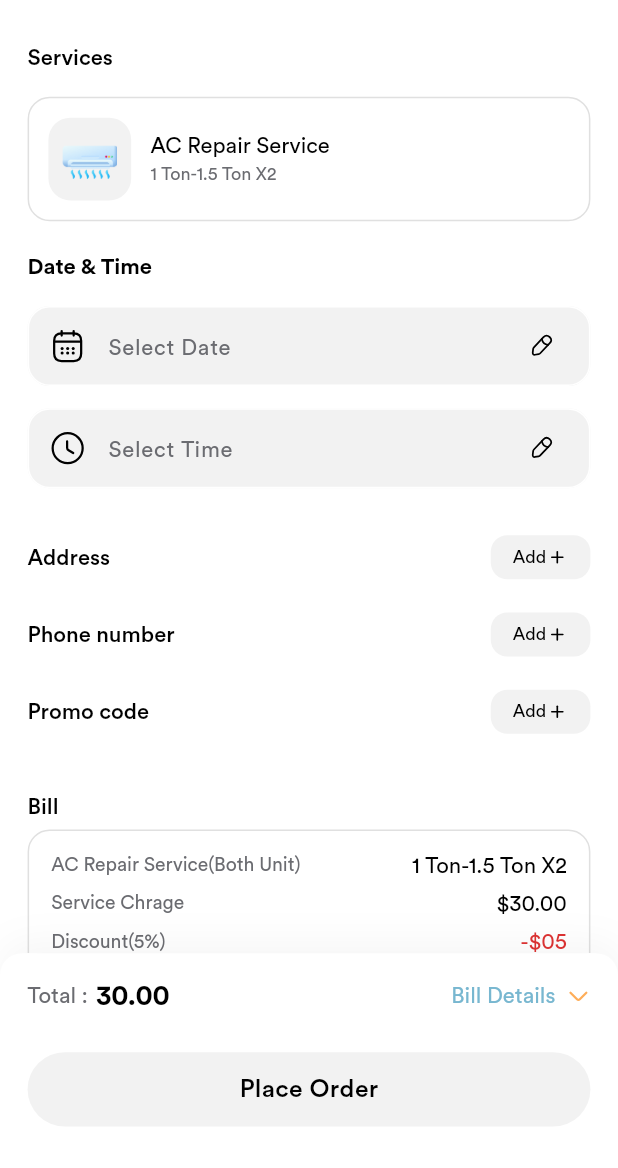
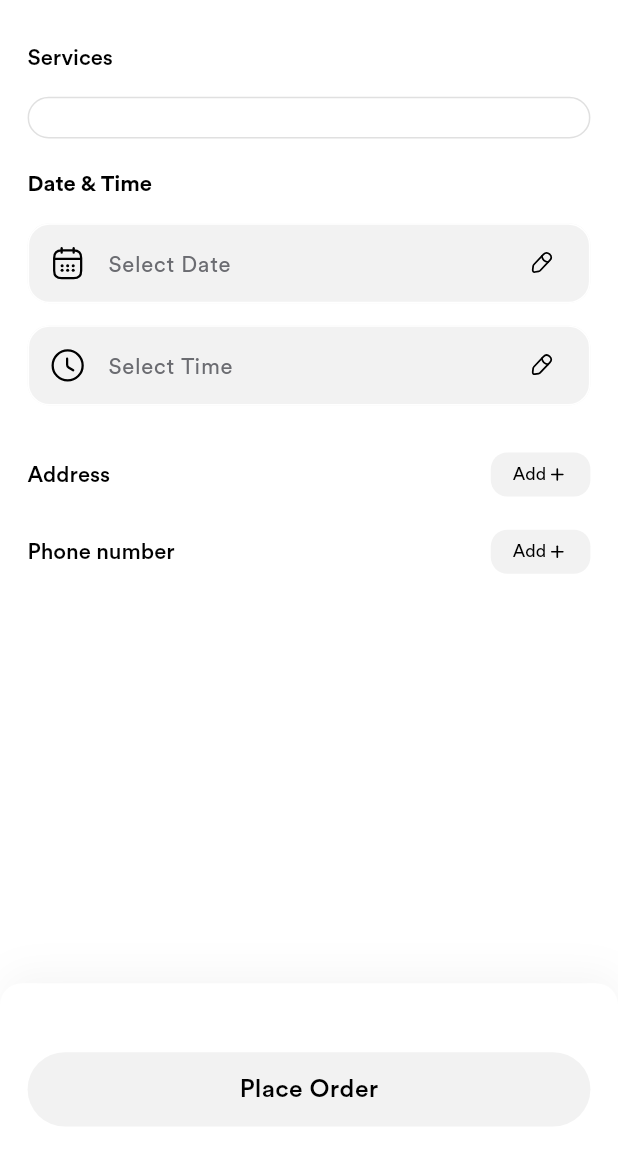
Before and after one commit to Bayail7/home-maintenance, a Flutter app: the CheakOutScreen screen opened by its route, on a phone screen of 412 x 824 dp, the part 68-1236 px from its top. Run offline on Flutter 3.47's test engine with Material 3 defaults, Android fonts, the phone set to English and light mode, and no system bars; our stand-ins replace cloud_firestore, firebase_core, flutter_otp_text_field, flutter_screenutil, flutter_staggered_animations, flutter_svg and 6 more; missing offline and left inert: flutter_clean_calendar, html_editor_enhanced; accounts and stored records are empty.

Commit message:
connect detail screen with each service, with editing the check out page

```diff
--- a/flutter_service4u_app/flutter_service4u_app/lib/controller/controller.dart
+++ b/flutter_service4u_app/flutter_service4u_app/lib/controller/controller.dart
@@ -573,26 +573,26 @@ class PhoneNumberScreenController extends GetxController {
   }
 }
 
-class PromoCodeScreenController extends GetxController {
-  List<PromoCode> promocode = DataFile.getPromocodeData();
-  int? promoId;
-  int? selectPromoCodeIndex;
+//class PromoCodeScreenController extends GetxController {
+//  List<PromoCode> promocode = DataFile.getPromocodeData();
+ // int? promoId;
+ // int? selectPromoCodeIndex;
 
-  void setPromoCode(id) {
-    promoId = id;
-    update();
-  }
+ // void setPromoCode(id) {
+ //   promoId = id;
+ //   update();
+ // }
 
-  void setPromocodeIndex(int index) {
-    selectPromoCodeIndex = index;
-    update();
-  }
+ // void setPromocodeIndex(int index) {
+ //   selectPromoCodeIndex = index;
+ //   update();
+ // }
 
-  void removePromoCode() {
-    selectPromoCodeIndex = null;
-    update();
-  }
-}
+ // void removePromoCode() {
+ //   selectPromoCodeIndex = null;
+ //   update();
+ // }
+//}
 
 class PayMentScreenController extends GetxController {
   List<PaymentCard> card = DataFile.getPaymentCardData();
--- a/flutter_service4u_app/flutter_service4u_app/lib/routes/app_pages.dart
+++ b/flutter_service4u_app/flutter_service4u_app/lib/routes/app_pages.dart
@@ -100,7 +100,7 @@ class AppPages {
     // Routes.beautyServiceDetailRoute: (context) => BeautyServiceDetail(),
     Routes.cheakOutScreenRoute: (context) => CheakOutScreen(),
     Routes.phoneNumberScreenRoute: (context) => PhoneNumberScreen(),
-    Routes.promoCodeScreenRoute: (context) => PromoCodeScreen(),
+   // Routes.promoCodeScreenRoute: (context) => PromoCodeScreen(),
     Routes.placeOrderScreenRoute: (context) => PlaceOrderScreen(),
     Routes.payMentScreenRoute: (context) => PayMentScreen(),
     Routes.orderDetailScreenRoute: (context) => OrderDetailScreen(),
--- a/flutter_service4u_app/flutter_service4u_app/lib/utils/cheak_out_screen_common_widget.dart
+++ b/flutter_service4u_app/flutter_service4u_app/lib/utils/cheak_out_screen_common_widget.dart
@@ -18,8 +18,8 @@ class _CheakOutScreenCommonWidgetState
     extends State<CheakOutScreenCommonWidget> {
   CheakOutScreenController cheakOutScreenController =
       Get.put(CheakOutScreenController());
-  PromoCodeScreenController promoCodeScreenController =
-      Get.put(PromoCodeScreenController());
+  //PromoCodeScreenController promoCodeScreenController =
+   //   Get.put(PromoCodeScreenController());
   PhoneNumberScreenController phoneNumberScreenController =
       Get.put(PhoneNumberScreenController());
   SideDrawerController sideDrawerController = Get.put(SideDrawerController());
@@ -34,18 +34,18 @@ class _CheakOutScreenCommonWidgetState
         getVerSpace(24.h),
         phone_number(),
         getVerSpace(24.h),
-        promo_code(),
+//        promo_code(),
         getVerSpace(24.h),
-        Container(
-          decoration: BoxDecoration(
-            borderRadius: BorderRadius.circular(8.h),
-            color: context.theme.focusColor,
-          ),
-          child: bill_detail(context.theme.primaryColor),
-        ).paddingSymmetric(
-            horizontal: cheakOutScreenController.cheakOut ? 0.h : 0.h),
+        // Container(
+        //   decoration: BoxDecoration(
+        //     borderRadius: BorderRadius.circular(8.h),
+        //     color: context.theme.focusColor,
+        //   ),
+        //   child: bill_detail(context.theme.primaryColor),
+        // ).paddingSymmetric(
+        //     horizontal: cheakOutScreenController.cheakOut ? 0.h : 0.h),
         getVerSpace(24.h),
-        pay_with()
+        //pay_with()
       ],
     );
   }
@@ -246,16 +246,16 @@ class _CheakOutScreenCommonWidgetState
           horizontal: cheakOutScreenController.cheakOut ? 0.h : 16.h),
     );
   }
-
+/*
   Widget promo_code() {
     return Container(
         decoration: BoxDecoration(
           borderRadius: BorderRadius.circular(8.h),
           color: context.theme.focusColor,
         ),
-        child: GetBuilder<PromoCodeScreenController>(
+       child: GetBuilder<PromoCodeScreenController>(
             init: PromoCodeScreenController(),
-            builder: (promoCodeScreenController) => Column(
+          builder: (promoCodeScreenController) => Column(
                   children: [
                     Row(
                       mainAxisAlignment: MainAxisAlignment.spaceBetween,
@@ -300,6 +300,6 @@ class _CheakOutScreenCommonWidgetState
                           ).paddingOnly(top: 8.h)
                         : SizedBox()
                   ],
-                ))).paddingSymmetric(horizontal: 20.h);
+                ))).paddingSymmetric(horizontal: 20.h); */
   }
-}
+//}
--- a/flutter_service4u_app/flutter_service4u_app/lib/view/home_tab/categories_screens/ac_repair_categories_screens/cheak_out_screen.dart
+++ b/flutter_service4u_app/flutter_service4u_app/lib/view/home_tab/categories_screens/ac_repair_categories_screens/cheak_out_screen.dart
@@ -22,13 +22,13 @@ backclick() {
 class _CheakOutScreenState extends State<CheakOutScreen> {
   CheakOutScreenController cheakOutScreenController =
       Get.put(CheakOutScreenController());
-  PromoCodeScreenController promoCodeScreenController =
-      Get.put(PromoCodeScreenController());
+  //PromoCodeScreenController promoCodeScreenController =
+  //    Get.put(PromoCodeScreenController());
   PhoneNumberScreenController phoneNumberScreenController =
       Get.put(PhoneNumberScreenController());
   SideDrawerController sideDrawerController = Get.put(SideDrawerController());
-  PayMentScreenController payMentScreenController =
-      Get.put(PayMentScreenController());
+ // PayMentScreenController payMentScreenController =
+ //     Get.put(PayMentScreenController());
 
   @override
   Widget build(BuildContext context) {
@@ -70,7 +70,7 @@ class _CheakOutScreenState extends State<CheakOutScreen> {
                                     borderRadius: BorderRadius.circular(16.h),
                                     border: Border.all(color: grey20)),
                                 child: Row(
-                                  children: [
+                                  /*children: [
                                     Container(
                                       height: 60.h,
                                       width: 60.h,
@@ -82,7 +82,7 @@ class _CheakOutScreenState extends State<CheakOutScreen> {
                                           .paddingAll(10.h),
                                     ),
                                     getHorSpace(14.h),
-                                    Column(
+                                    /*Column(
                                       crossAxisAlignment:
                                           CrossAxisAlignment.start,
                                       children: [
@@ -97,8 +97,8 @@ class _CheakOutScreenState extends State<CheakOutScreen> {
                                             grey40, 1,
                                             fontWeight: FontWeight.w400)
                                       ],
-                                    ),
-                                  ],
+                                    ),*/
+                                  ],*/
                                 ).paddingAll(14.h),
                               ).paddingSymmetric(horizontal: 20.h),
                               getVerSpace(24.h),
@@ -183,7 +183,7 @@ class _CheakOutScreenState extends State<CheakOutScreen> {
                               CheakOutScreenCommonWidget()
                             ],
                           )),
-                          Container(
+                         Container(
                             decoration: BoxDecoration(
                                 borderRadius: BorderRadius.only(
                                   topLeft: Radius.circular(16.h),
@@ -202,7 +202,7 @@ class _CheakOutScreenState extends State<CheakOutScreen> {
                                   mainAxisAlignment:
                                       MainAxisAlignment.spaceBetween,
                                   children: [
-                                    Row(
+                                    /*Row(
                                       children: [
                                         getCustomFont(
                                             "Total :", 16.sp, grey40, 1,
@@ -212,8 +212,8 @@ class _CheakOutScreenState extends State<CheakOutScreen> {
                                             "30.00", 20.sp, regularBlack, 1,
                                             fontWeight: FontWeight.w700)
                                       ],
-                                    ),
-                                    Row(
+                                    ), */
+                                   /* Row(
                                       children: [
                                         getCustomFont("Bill Details", 16.sp,
                                             darkYellow, 1,
@@ -222,7 +222,7 @@ class _CheakOutScreenState extends State<CheakOutScreen> {
                                         getHorSpace(8.h),
                                         getSvgImage("down_arrow_icon.svg")
                                       ],
-                                    )
+                                    )*/
                                   ],
                                 ),
                                 getVerSpace(30.h),
--- a/flutter_service4u_app/flutter_service4u_app/lib/view/home_tab/categories_screens/appliance_categories_screens/promo_code_screen.dart
+++ b/flutter_service4u_app/flutter_service4u_app/lib/view/home_tab/categories_screens/appliance_categories_screens/promo_code_screen.dart
@@ -7,7 +7,7 @@ import '../../../../routes/app_routes.dart';
 import '../../../../utils/color_category.dart';
 import '../../../../utils/constant.dart';
 import '../../../../utils/constantWidget.dart';
-
+/*
 class PromoCodeScreen extends StatefulWidget {
   @override
   State<PromoCodeScreen> createState() => _PromoCodeScreenState();
@@ -178,3 +178,4 @@ class _PromoCodeScreenState extends State<PromoCodeScreen> {
 //   );
 // }
 }
+*/
```
Also changed, not shown: flutter_service4u_app/flutter_service4u_app/lib/view/home_tab/categories_screens/ac_repair_categories_screens/ac_repair_screen.dart (+8 -4 lines), flutter_service4u_app/flutter_service4u_app/lib/view/home_tab/categories_screens/ac_repair_categories_screens/ac_repair_service_detail_screen.dart (+8 -6 lines).
